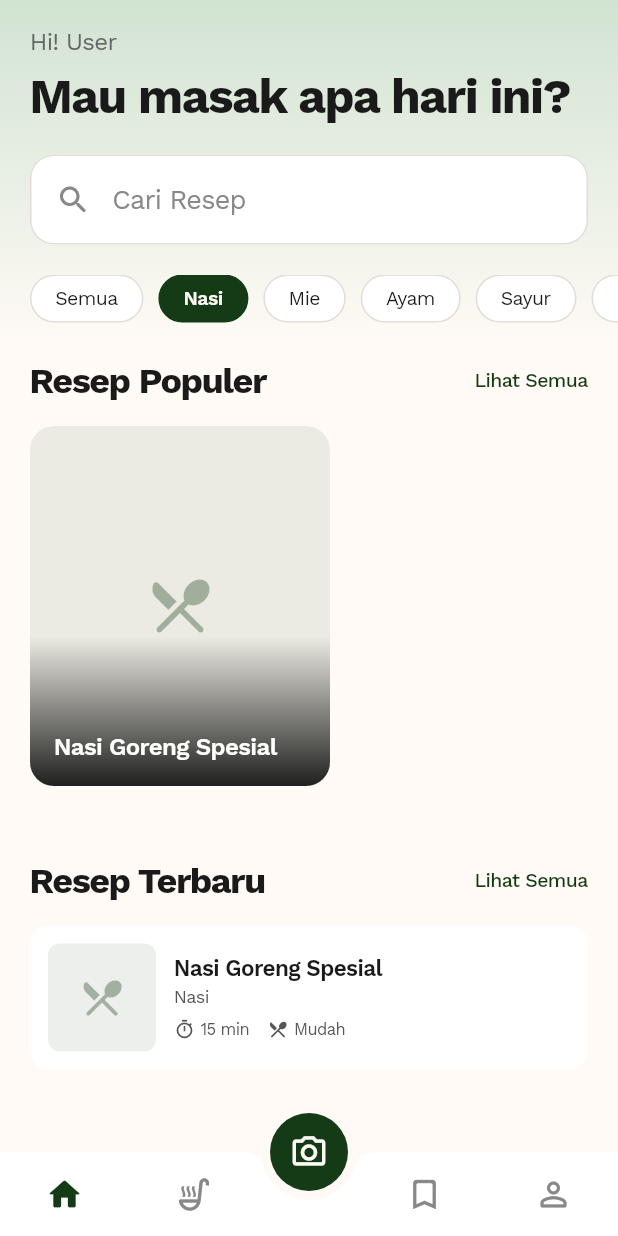
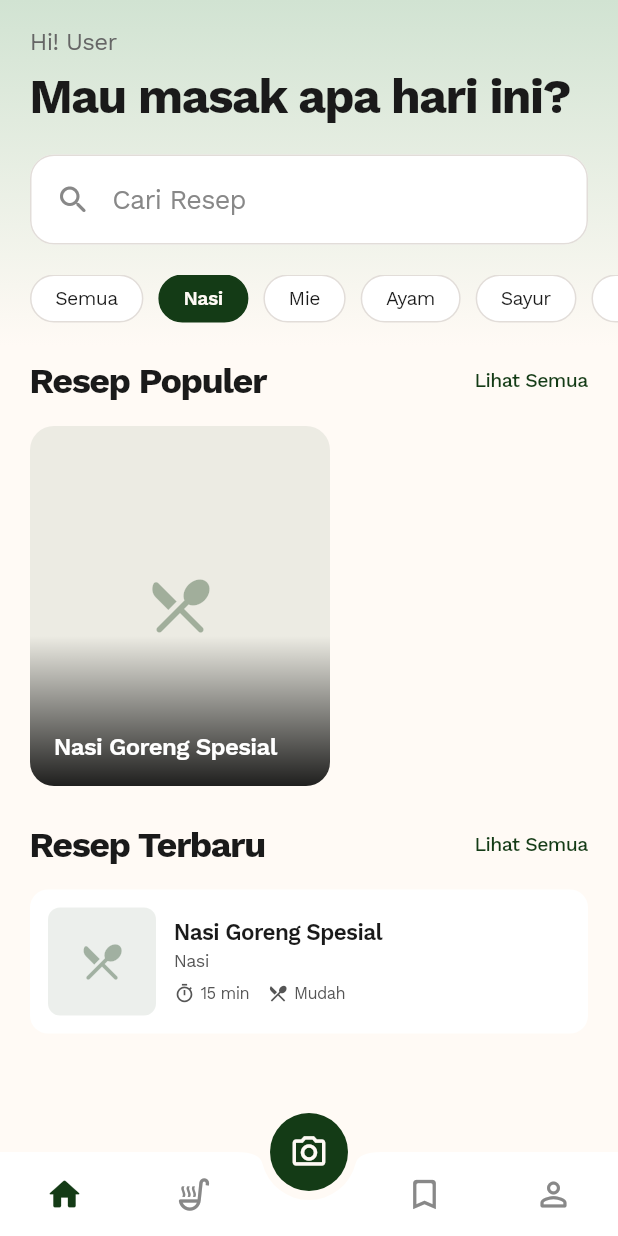
Before and after one commit to rianmubarok/cooksnap-mobile-app, a Flutter app: the MainShellScreen screen opened by its route, after a tap on "Nasi", on a phone screen of 412 x 824 dp. Run offline on Flutter 3.47's test engine with Material 3 defaults, Android fonts, the phone set to English and light mode, and no system bars; our stand-ins replace flutter_dotenv, flutter_svg, google_fonts, image_picker.

Commit message:
fix: adjust section spacing for consistency in home and manual ingredient screens

```diff
--- a/lib/screens/home/home_screen.dart
+++ b/lib/screens/home/home_screen.dart
@@ -40,7 +40,6 @@ class _HomeScreenState extends State<HomeScreen> {
                 _buildCategories(categories),
                 _buildSectionTitle('Resep Populer', 'Lihat Semua'),
                 _buildPopularRecipes(recipes),
-                const SizedBox(height: AppConstants.spacingLg),
                 _buildSectionTitle('Resep Terbaru', 'Lihat Semua'),
                 _buildRecentRecipes(recipes),
                 const SizedBox(height: AppConstants.spacingXl),
--- a/lib/screens/ingredient/manual_ingredient_screen.dart
+++ b/lib/screens/ingredient/manual_ingredient_screen.dart
@@ -131,7 +131,7 @@ class _ManualIngredientScreenState extends State<ManualIngredientScreen> {
                     ),
                   ],
                 ),
-                const SizedBox(height: AppConstants.spacingSm),
+                const SizedBox(height: AppConstants.spacingMd),
                 if (_ingredients.isNotEmpty) ...[
                   Wrap(
                     spacing: 8,
```
